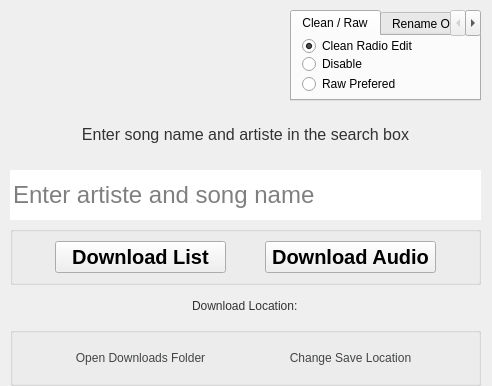
The window that MainUiWindow.ui (ktappdev/YTDownloader_PYQT5) describes before a commit, drawn with Qt 5.
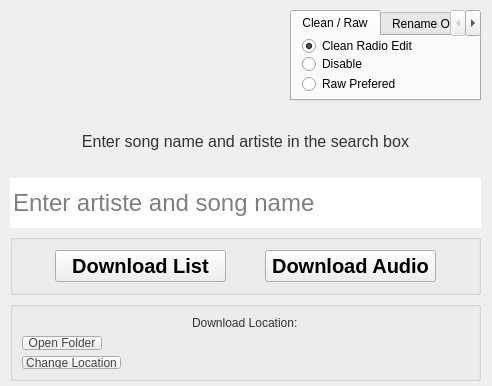
The same window after the commit. Icons and pictures are not drawn.

Commit message: Stable on windows

What changed in the file:
```diff
--- a/MainUiWindow.ui
+++ b/MainUiWindow.ui
@@ -33,9 +33,9 @@
     <property name="geometry">
      <rect>
       <x>10</x>
-      <y>105</y>
+      <y>110</y>
       <width>471</width>
-      <height>281</height>
+      <height>271</height>
      </rect>
     </property>
     <layout class="QVBoxLayout" name="verticalLayout">
@@ -185,23 +185,14 @@
       </widget>
      </item>
      <item>
-      <widget class="QWidget" name="widget" native="true">
-       <property name="minimumSize">
-        <size>
-         <width>0</width>
-         <height>20</height>
-        </size>
-       </property>
+      <widget class="QGroupBox" name="groupBox">
        <property name="maximumSize">
         <size>
          <width>16777215</width>
-         <height>30</height>
+         <height>80</height>
         </size>
        </property>
-       <layout class="QHBoxLayout" name="_2">
-        <property name="spacing">
-         <number>0</number>
-        </property>
+       <layout class="QVBoxLayout" name="verticalLayout_2">
         <item alignment="Qt::AlignHCenter">
          <widget class="QLabel" name="download_location_label">
           <property name="font">
@@ -223,26 +214,8 @@
           </property>
          </widget>
         </item>
-       </layout>
-      </widget>
-     </item>
-     <item>
-      <widget class="QGroupBox" name="groupBox">
-       <layout class="QHBoxLayout" name="horizontalLayout_2">
-        <item>
+        <item alignment="Qt::AlignLeft">
          <widget class="QPushButton" name="open_folder">
-          <property name="minimumSize">
-           <size>
-            <width>171</width>
-            <height>0</height>
-           </size>
-          </property>
-          <property name="maximumSize">
-           <size>
-            <width>171</width>
-            <height>16777215</height>
-           </size>
-          </property>
           <property name="font">
            <font>
             <family>Arial</family>
@@ -252,7 +225,7 @@
            <string notr="true">color: rgb(67, 69, 69);</string>
           </property>
           <property name="text">
-           <string>Open Downloads Folder</string>
+           <string>Open Folder</string>
           </property>
           <property name="autoDefault">
            <bool>false</bool>
@@ -261,24 +234,12 @@
            <bool>false</bool>
           </property>
           <property name="flat">
-           <bool>true</bool>
+           <bool>false</bool>
           </property>
          </widget>
         </item>
-        <item>
+        <item alignment="Qt::AlignLeft">
          <widget class="QPushButton" name="change_location_button">
-          <property name="minimumSize">
-           <size>
-            <width>171</width>
-            <height>0</height>
-           </size>
-          </property>
-          <property name="maximumSize">
-           <size>
-            <width>171</width>
-            <height>16777215</height>
-           </size>
-          </property>
           <property name="font">
            <font>
             <family>Arial</family>
@@ -288,10 +249,10 @@
            <string notr="true">color: rgb(67, 69, 69);</string>
           </property>
           <property name="text">
-           <string>Change Save Location</string>
+           <string>Change Location</string>
           </property>
           <property name="flat">
-           <bool>true</bool>
+           <bool>false</bool>
           </property>
          </widget>
         </item>
```
The commit also changes 2 other files.
